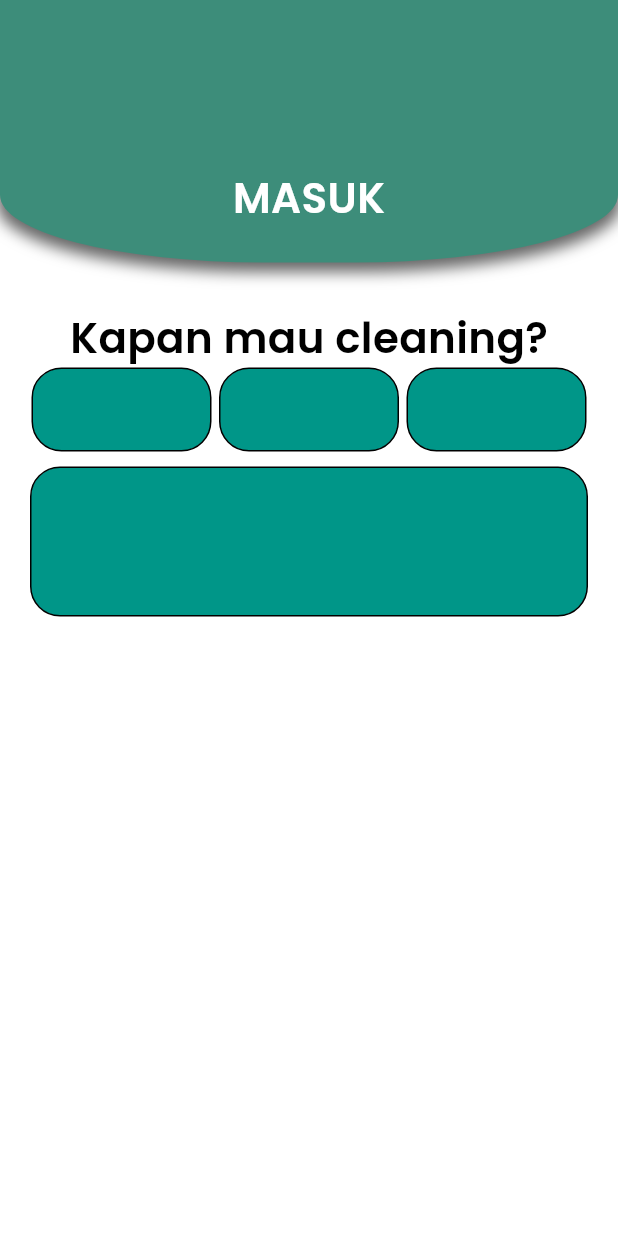
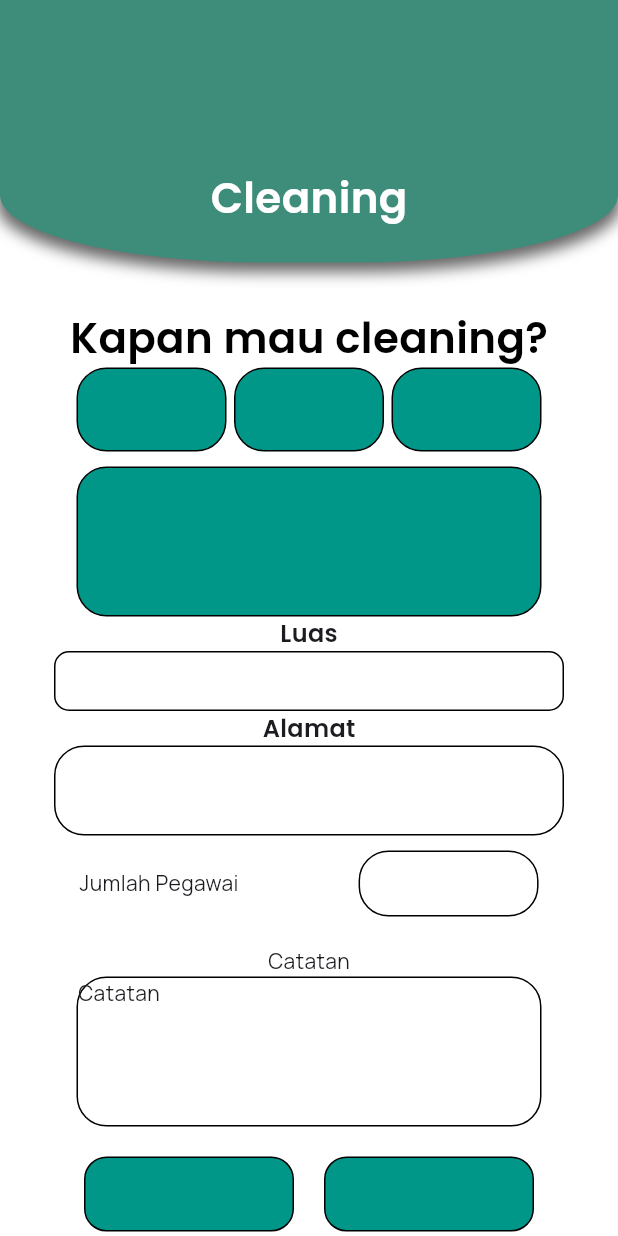
Before and after one commit to AstriaLfy/Resikin, a Flutter app: the Cleanup screen opened directly, on a phone screen of 412 x 824 dp. Run offline on Flutter 3.47's test engine with Material 3 defaults, Android fonts, the phone set to English and light mode, and no system bars; our stand-ins replace flutter_svg, google_fonts, smooth_page_indicator.

Commit message:
clean page container done

```diff
--- a/lib/page/beranda.dart
+++ b/lib/page/beranda.dart
@@ -14,8 +14,9 @@ class Beranda extends StatelessWidget {
   Widget build(BuildContext context) {
     return Scaffold(
       backgroundColor: Colors.white,
-      appBar: PreferredSize(preferredSize: Size.fromHeight(300), child:
-      Container(
+      appBar: PreferredSize(
+        preferredSize: Size.fromHeight(300),
+        child: Container(
           child: Stack(
             children: [
               Container(height: 220),
@@ -25,16 +26,19 @@ class Beranda extends StatelessWidget {
                   children: [
                     Row(
                       children: [
-                      SizedBox(height: 175,width: 30,),
-                      Text("Halo, Kelompok9", style: GoogleFonts.poppins(
+                        SizedBox(height: 175, width: 30),
+                        Text(
+                          "Halo, Kelompok9",
+                          style: GoogleFonts.poppins(
                             fontSize: 23,
                             fontWeight: FontWeight.w600,
                             color: Colors.white,
-                      ),),
-                      SizedBox(width: 70,),
-                      Icon(Icons.notifications,color: Colors.white,)
+                          ),
+                        ),
+                        SizedBox(width: 70),
+                        Icon(Icons.notifications, color: Colors.white),
                       ],
-                  )
+                    ),
                   ],
                 ),
               ),
@@ -64,14 +68,16 @@ class Beranda extends StatelessWidget {
                       Positioned.fill(
                         child: SvgPicture.asset(
                           "assets/images/RIc.svg",
-                          fit: BoxFit.cover, // Mengatur agar SVG memenuhi container
+                          fit:
+                              BoxFit
+                                  .cover, // Mengatur agar SVG memenuhi container
                         ),
                       ),
                       // Text di atas background
                       Center(
                         child: Row(
                           children: [
-                              SizedBox(width: 10,),
+                            SizedBox(width: 10),
                             Column(
                               children: [
                                 Text(
@@ -82,7 +88,7 @@ class Beranda extends StatelessWidget {
                                   ),
                                 ),
 
-                                  SizedBox(height: 10,),
+                                SizedBox(height: 10),
 
                                 Text(
                                   '1.864',
@@ -92,17 +98,14 @@ class Beranda extends StatelessWidget {
                                     fontWeight: FontWeight.bold,
                                   ),
                                 ),
-
-
-
                               ],
-                              )
-                            ],
-                          )
                             ),
                           ],
                         ),
-                )
+                      ),
+                    ],
+                  ),
+                ),
               ),
             ],
           ),
@@ -111,9 +114,11 @@ class Beranda extends StatelessWidget {
       body: SingleChildScrollView(
         child: Column(
           children: [
+            SizedBox(height: 30),
 
 
-            SizedBox(height: 30),
+        Padding(padding: EdgeInsets.symmetric(horizontal: MediaQuery.of(context).size.width * 0.07),
+          child:
 
           Container(
               decoration: BoxDecoration(
@@ -123,8 +128,7 @@ class Beranda extends StatelessWidget {
               ),
               height: 96,
               width: 350,
-              child:
-              Column(
+              child: Column(
                 children: [
                   Text(
                     "Jadwal Pengangkutan Sampah",
@@ -138,25 +142,24 @@ class Beranda extends StatelessWidget {
                     child: Divider(thickness: 1, color: Colors.black),
                   ),
 
-
                   Row(
                     children: [
-                      SizedBox(width: 20,),
+                      SizedBox(width: 20),
                       Icon(Icons.access_time_rounded),
-                      Text("Jam: 00:00")
+                      Text("Jam: 00:00"),
                     ],
                   ),
 
                   Row(
                     children: [
-                      SizedBox(width: 20,),
+                      SizedBox(width: 20),
                       Icon(Icons.location_on_sharp),
-                      Text("Alamat: Fakultas Ilmu Komputer")
-                    ],
-                  )
+                      Text("Alamat: Fakultas Ilmu Komputer"),
                     ],
                   ),
+                ],
               ),
+            ),),
 
             SizedBox(height: 20),
             Text(
@@ -203,17 +206,13 @@ class Beranda extends StatelessWidget {
               mainAxisAlignment: MainAxisAlignment.center,
               children: [
                 //CONTAINER CLEAN UP
-
                 GestureDetector(
-                  onTap: (){
-
+                  onTap: () {
                     Navigator.of(
                       context,
                     ).push(MaterialPageRoute(builder: (context) => Cleanup()));
-                  },child:
-
-
-                Container(
+                  },
+                  child: Container(
                     decoration: BoxDecoration(
                       boxShadow: [
                         BoxShadow(
@@ -291,10 +290,8 @@ class Beranda extends StatelessWidget {
                         ),
                       ],
                     ),
-                )
-                  ,
                   ),
-
+                ),
 
                 SizedBox(width: 20),
 
--- a/lib/page/cleanup.dart
+++ b/lib/page/cleanup.dart
@@ -16,7 +16,7 @@ class Cleanup extends StatelessWidget {
         children: [
         SizedBox(height: 112),
         Text(
-          "MASUK",
+          "Cleaning",
           style: GoogleFonts.poppins(
             fontSize: 28,
             fontWeight: FontWeight.w600,
@@ -29,7 +29,9 @@ class Cleanup extends StatelessWidget {
           ,
         ),),
 
-    body: Column(
+    body:
+    SingleChildScrollView(child:
+    Column(
       children: [
         SizedBox(height: 30,),
 
@@ -53,7 +55,7 @@ class Cleanup extends StatelessWidget {
                 color: Colors.teal,
                   border: Border.all(color: Colors.black, width: 1)
               ),
-              width: 120,
+              width: 100,
               height: 56,
             ),
 
@@ -65,7 +67,7 @@ class Cleanup extends StatelessWidget {
                 color: Colors.teal,
                 border: Border.all(color: Colors.black, width: 1)
               ),
-              width: 120,
+              width: 100,
               height: 56,
             ),
 
@@ -79,7 +81,7 @@ class Cleanup extends StatelessWidget {
                   border: Border.all(color: Colors.black, width: 1)
 
               ),
-              width: 120,
+              width: 100,
               height: 56,
             )
           ],
@@ -87,6 +89,8 @@ class Cleanup extends StatelessWidget {
 
         SizedBox(height: 10,),
 
+        Padding(padding: EdgeInsets.symmetric(horizontal: MediaQuery.of(context).size.width * 0.07),
+        child:
         Container(
           decoration: BoxDecoration(
               borderRadius: BorderRadius.circular(20),
@@ -94,13 +98,124 @@ class Cleanup extends StatelessWidget {
               border: Border.all(color: Colors.black, width: 1)
 
           ),
-          width: 372,
+          width: 310,
           height: 100,
         )
+          ,
+
+        ),
 
 
-      ],
-    )
+
+        Text("Luas", style: GoogleFonts.poppins(fontSize: 16,fontWeight: FontWeight.w600),),
+
+
+        Padding(padding: EdgeInsets.symmetric(horizontal: MediaQuery.of(context).size.width * 0.07),
+        child:
+        Container(
+          decoration: BoxDecoration(
+            color: Colors.white,
+            borderRadius: BorderRadius.circular(10),
+              border: Border.all(color: Colors.black, width: 1)
+          ),
+
+          height: 40,
+          width: 340,
+        )
+          ,
+        ),
+
+        Text("Alamat", style: GoogleFonts.poppins(fontSize: 16,fontWeight: FontWeight.w600),),
+
+        Padding(padding: EdgeInsets.symmetric(horizontal: MediaQuery.of(context).size.width * 0.07),
+          child:
+          Container(
+            decoration: BoxDecoration(
+                color: Colors.white,
+                borderRadius: BorderRadius.circular(20),
+                border: Border.all(color: Colors.black, width: 1)
+            ),
+
+            height: 60,
+            width: 340,
+          ),
+        ),
+
+        SizedBox(height: 10,),
+
+        Row(
+          mainAxisAlignment: MainAxisAlignment.center,
+          children: [
+            Text("Jumlah Pegawai"),
+            SizedBox(width: 80,),
+            Container(
+              decoration: BoxDecoration(
+                  color: Colors.white,
+                  borderRadius: BorderRadius.circular(20),
+                  border: Border.all(color: Colors.black, width: 1)
+              ),
+              height: 44,
+              width: 120,
+            )
+          ],
+        ),
+
+        SizedBox(height: 20,),
+
+        Text("Catatan"),
+
+        Padding(padding: EdgeInsets.symmetric(horizontal: MediaQuery.of(context).size.width * 0.07),
+          child:
+          Container(
+            decoration: BoxDecoration(
+                borderRadius: BorderRadius.circular(20),
+                color: Colors.white,
+                border: Border.all(color: Colors.black, width: 1)
+
+            ),
+            width: 310,
+            height: 100,
+            child: Text("Catatan"),
+          ),
+        ),
+
+        SizedBox( height: 20,),
+
+        Padding(padding: EdgeInsets.symmetric(horizontal: MediaQuery.of(context).size.width * 0.07),
+        child: Row(
+          mainAxisAlignment: MainAxisAlignment.center,
+          children: [
+            Container(
+              decoration: BoxDecoration(
+                color: Colors.teal,
+                borderRadius: BorderRadius.circular(15),
+                  border: Border.all(color: Colors.black, width: 1)
+              ),
+              height: 50,
+              width: 140,
+            ),
+
+            SizedBox(width: 20,),
+
+            Container(
+              decoration: BoxDecoration(
+                borderRadius: BorderRadius.circular(15),
+                color: Colors.teal,
+                  border: Border.all(color: Colors.black, width: 1)
+              ),
+              height: 50,
+              width: 140,
+            )
+          ],
+        ),),
+
+SizedBox(height: 40,)
+
+
+
+
+          ],
+    ), )
     );
   }
 }
```
Lines whose indentation alone changed are shown as unchanged.
